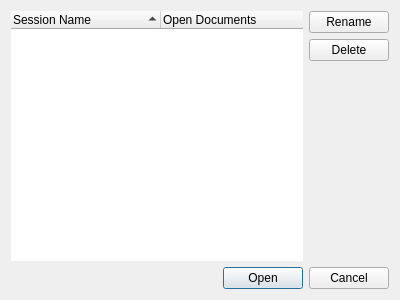
Before: the Qt Designer form src/ui/sessions.ui in yag00/raptor, drawn with Qt 5.
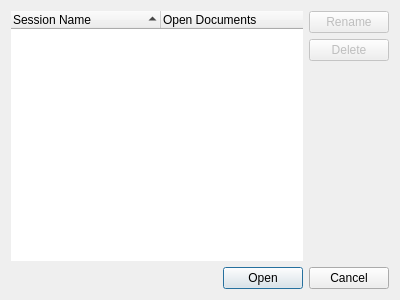
After: the same form once the commit is applied. Icons and pictures are not drawn.

Commit message: fix session dialog

Diff of the .ui file:
```diff
--- a/src/ui/sessions.ui
+++ b/src/ui/sessions.ui
@@ -75,7 +75,7 @@
        <item>
         <widget class="QPushButton" name="renameButton">
          <property name="enabled">
-          <bool>true</bool>
+          <bool>false</bool>
          </property>
          <property name="text">
           <string>Rename</string>
@@ -85,7 +85,7 @@
        <item>
         <widget class="QPushButton" name="deleteButton">
          <property name="enabled">
-          <bool>true</bool>
+          <bool>false</bool>
          </property>
          <property name="text">
           <string>Delete</string>
```
Left out of the diff: 3 changed lines with no effect on the pictures. The commit also changes 3 other files.
